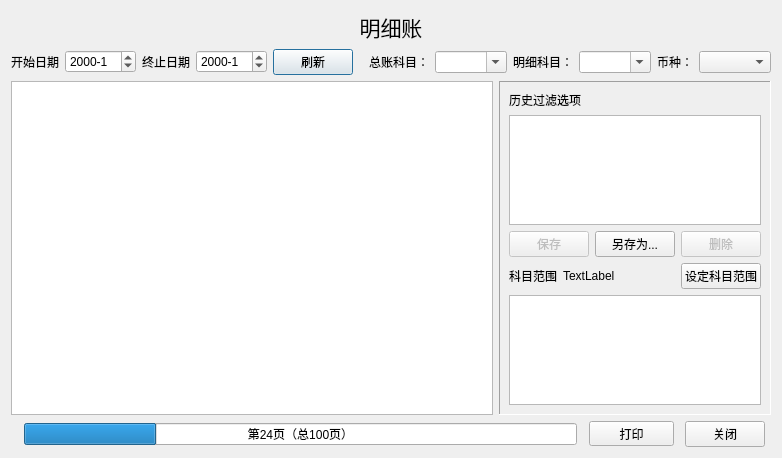
This is forms/showdzdialog2.ui in wangkungit5905/PzAssistant as Qt 5 draws it before an edit. The edited form follows.
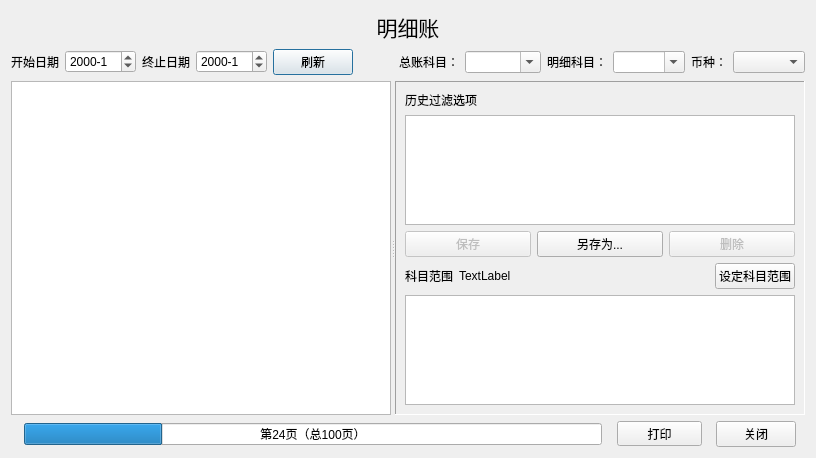
This is the edited form.

The edit to the form file:
```diff
--- a/forms/showdzdialog2.ui
+++ b/forms/showdzdialog2.ui
@@ -6,7 +6,7 @@
    <rect>
     <x>0</x>
     <y>0</y>
-    <width>782</width>
+    <width>816</width>
     <height>458</height>
    </rect>
   </property>
@@ -129,9 +129,20 @@
     </layout>
    </item>
    <item>
-    <layout class="QHBoxLayout" name="horizontalLayout_8" stretch="5,1">
-     <item>
+    <widget class="QSplitter" name="splitter">
+     <property name="orientation">
+      <enum>Qt::Horizontal</enum>
+     </property>
+     <property name="childrenCollapsible">
+      <bool>true</bool>
+     </property>
       <widget class="QTableView" name="tview">
+      <property name="sizePolicy">
+       <sizepolicy hsizetype="Maximum" vsizetype="Expanding">
+        <horstretch>0</horstretch>
+        <verstretch>0</verstretch>
+       </sizepolicy>
+      </property>
        <property name="contextMenuPolicy">
         <enum>Qt::ActionsContextMenu</enum>
        </property>
@@ -139,9 +150,13 @@
         <enum>QAbstractItemView::SelectRows</enum>
        </property>
       </widget>
-     </item>
-     <item>
       <widget class="QFrame" name="frame">
+      <property name="sizePolicy">
+       <sizepolicy hsizetype="Minimum" vsizetype="Preferred">
+        <horstretch>0</horstretch>
+        <verstretch>0</verstretch>
+       </sizepolicy>
+      </property>
        <property name="frameShape">
         <enum>QFrame::Panel</enum>
        </property>
@@ -160,12 +175,30 @@
          <widget class="QListWidget" name="lstHistory"/>
         </item>
         <item>
-         <layout class="QHBoxLayout" name="horizontalLayout_7">
+        <layout class="QHBoxLayout" name="horizontalLayout_7" stretch="1,1,1">
           <item>
            <widget class="QPushButton" name="btnSaveFilter">
             <property name="enabled">
              <bool>false</bool>
             </property>
+           <property name="sizePolicy">
+            <sizepolicy hsizetype="Minimum" vsizetype="Fixed">
+             <horstretch>0</horstretch>
+             <verstretch>0</verstretch>
+            </sizepolicy>
+           </property>
+           <property name="minimumSize">
+            <size>
+             <width>0</width>
+             <height>0</height>
+            </size>
+           </property>
+           <property name="baseSize">
+            <size>
+             <width>0</width>
+             <height>0</height>
+            </size>
+           </property>
             <property name="text">
              <string>保存</string>
             </property>
@@ -233,8 +266,7 @@
         </item>
        </layout>
       </widget>
-     </item>
-    </layout>
+    </widget>
    </item>
    <item>
     <layout class="QHBoxLayout" name="horizontalLayout_5" stretch="3,1">
```
Lines whose indentation alone changed are shown as unchanged.
